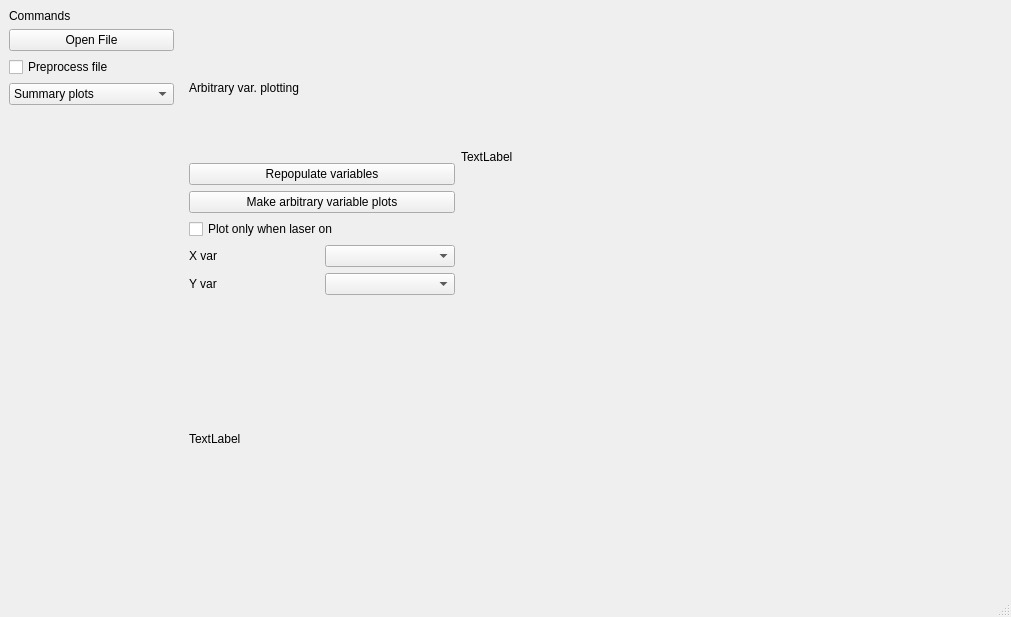
Above: qt_poc/ui/main_window.ui from sw580844/ngif_romar before the change. Below: the same form after it.
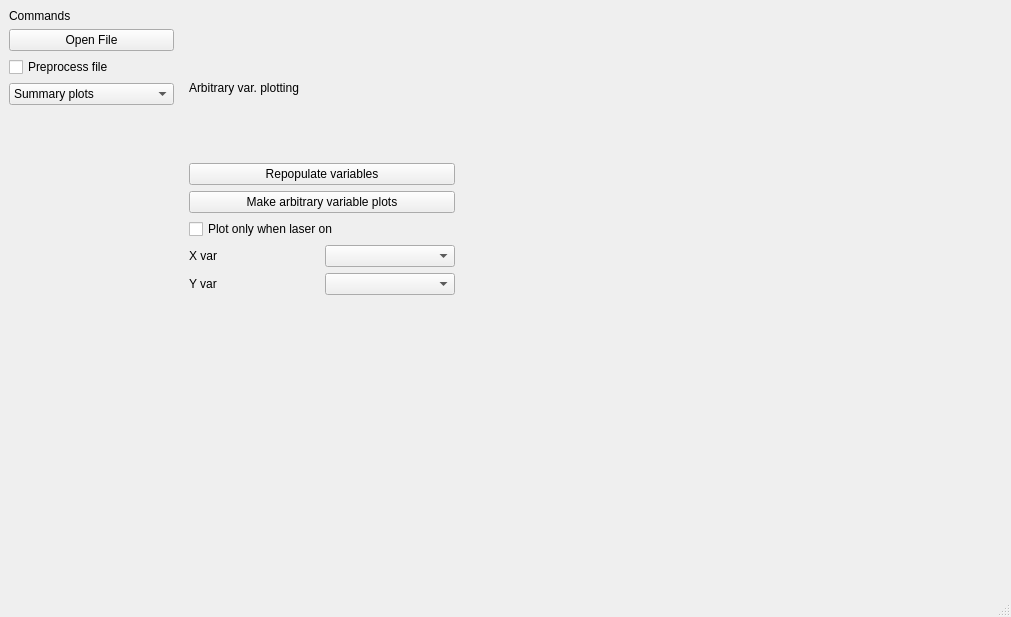
That is the form after the change. The open tabs and pages were chosen to show the change.

Commit message: Remove extra labels from arb var plot

The edit to the form file:
```diff
--- a/qt_poc/ui/main_window.ui
+++ b/qt_poc/ui/main_window.ui
@@ -196,13 +196,6 @@
          <layout class="QGridLayout" name="gridLayout_5">
           <item row="0" column="0">
            <layout class="QGridLayout" name="gridLayout_4" rowstretch="0,0" columnstretch="1,2">
-            <item row="0" column="1">
-             <widget class="QLabel" name="page3_topright">
-              <property name="text">
-               <string>TextLabel</string>
-              </property>
-             </widget>
-            </item>
             <item row="0" column="0">
              <layout class="QVBoxLayout" name="verticalLayout_4">
               <item>
@@ -266,13 +259,6 @@
             <item row="1" column="1">
              <widget class="QWidget" name="page3_bottomright" native="true"/>
             </item>
-            <item row="1" column="0">
-             <widget class="QLabel" name="page3_bottomleft">
-              <property name="text">
-               <string>TextLabel</string>
-              </property>
-             </widget>
-            </item>
            </layout>
           </item>
          </layout>
```
Left out of the diff: 2 changed lines with no effect on the pictures.
